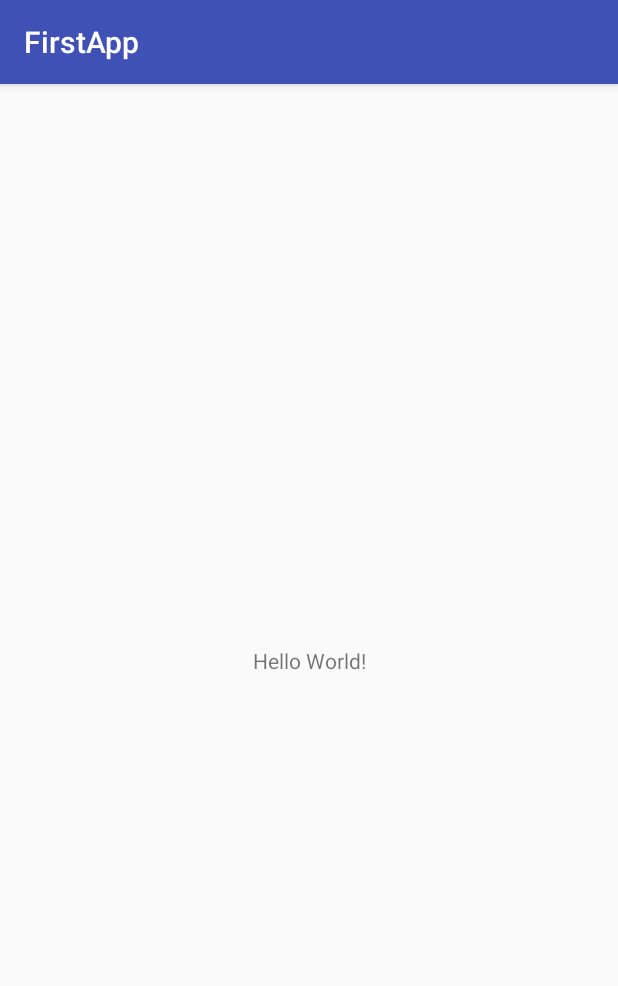
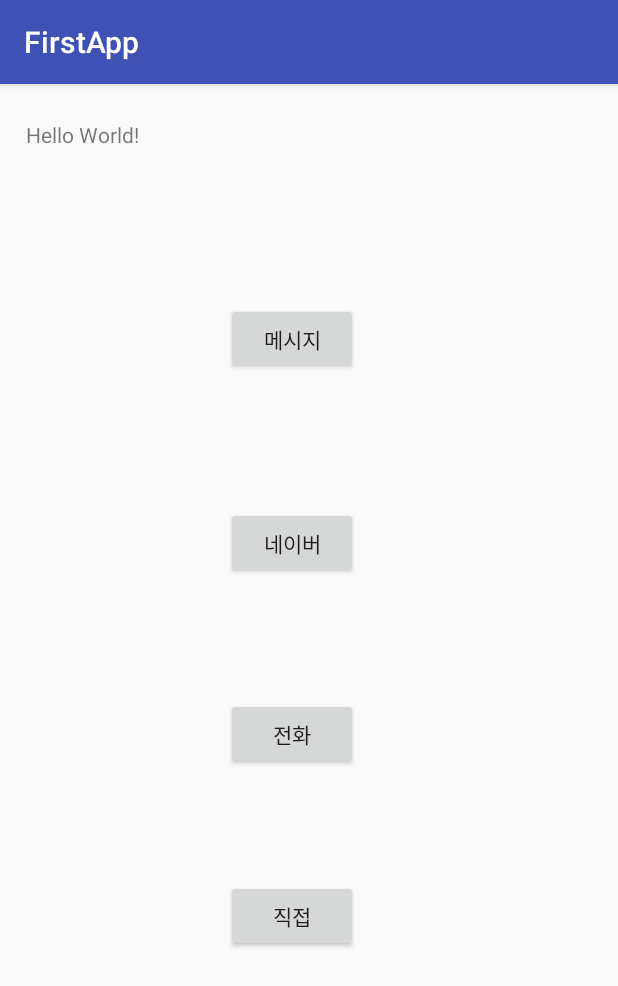
Before and after one commit to korea-study/android_20170301, an Android app: the screen it shows after launch (MainActivity), on a phone screen of 412 x 824 dp. Shown: the top 986 px of the screen. Run offline under Robolectric (Android 15) with nearby library versions, the phone set to English and light mode, and no system bars.

Commit message:
첫번째과제

```diff
--- a/FirstApp/app/src/main/AndroidManifest.xml
+++ b/FirstApp/app/src/main/AndroidManifest.xml
@@ -16,6 +16,7 @@
                 <category android:name="android.intent.category.LAUNCHER" />
             </intent-filter>
         </activity>
+        <activity android:name=".MenuActivity"></activity>
     </application>
 
 </manifest>
--- a/FirstApp/app/src/main/res/layout/activity_main.xml
+++ b/FirstApp/app/src/main/res/layout/activity_main.xml
@@ -13,6 +13,76 @@
         app:layout_constraintBottom_toBottomOf="parent"
         app:layout_constraintLeft_toLeftOf="parent"
         app:layout_constraintRight_toRightOf="parent"
-        app:layout_constraintTop_toTopOf="parent" />
+        app:layout_constraintTop_toTopOf="parent"
+        app:layout_constraintHorizontal_bias="0.051"
+        app:layout_constraintVertical_bias="0.032" />
+
+    <Button
+        android:id="@+id/button1"
+        android:layout_width="wrap_content"
+        android:layout_height="wrap_content"
+        android:layout_marginBottom="8dp"
+        android:layout_marginLeft="8dp"
+        android:layout_marginRight="8dp"
+        android:layout_marginTop="8dp"
+        android:onClick="onButton1Clicked"
+        android:text="메시지"
+        app:layout_constraintBottom_toBottomOf="parent"
+        app:layout_constraintHorizontal_bias="0.464"
+        app:layout_constraintLeft_toLeftOf="parent"
+        app:layout_constraintRight_toRightOf="parent"
+        app:layout_constraintTop_toTopOf="parent"
+        app:layout_constraintVertical_bias="0.196" />
+
+    <Button
+        android:id="@+id/button3"
+        android:layout_width="88dp"
+        android:layout_height="48dp"
+        android:layout_marginBottom="8dp"
+        android:layout_marginLeft="8dp"
+        android:layout_marginRight="8dp"
+        android:layout_marginTop="8dp"
+        android:onClick="onButton2Clicked"
+        android:text="네이버"
+        app:layout_constraintBottom_toBottomOf="parent"
+        app:layout_constraintHorizontal_bias="0.464"
+        app:layout_constraintLeft_toLeftOf="parent"
+        app:layout_constraintRight_toRightOf="parent"
+        app:layout_constraintTop_toTopOf="parent"
+        app:layout_constraintVertical_bias="0.389" />
+
+    <Button
+        android:id="@+id/button4"
+        android:layout_width="wrap_content"
+        android:layout_height="wrap_content"
+        android:layout_marginBottom="8dp"
+        android:layout_marginLeft="8dp"
+        android:layout_marginRight="8dp"
+        android:layout_marginTop="8dp"
+        android:onClick="onButton3Clicked"
+        android:text="전화"
+        app:layout_constraintBottom_toBottomOf="parent"
+        app:layout_constraintHorizontal_bias="0.464"
+        app:layout_constraintLeft_toLeftOf="parent"
+        app:layout_constraintRight_toRightOf="parent"
+        app:layout_constraintTop_toTopOf="parent"
+        app:layout_constraintVertical_bias="0.57" />
+
+    <Button
+        android:id="@+id/button5"
+        android:layout_width="wrap_content"
+        android:layout_height="wrap_content"
+        android:layout_marginBottom="8dp"
+        android:layout_marginLeft="8dp"
+        android:layout_marginRight="8dp"
+        android:layout_marginTop="8dp"
+        android:onClick="onButton4Clicked"
+        android:text="직접"
+        app:layout_constraintBottom_toBottomOf="parent"
+        app:layout_constraintHorizontal_bias="0.464"
+        app:layout_constraintLeft_toLeftOf="parent"
+        app:layout_constraintRight_toRightOf="parent"
+        app:layout_constraintTop_toTopOf="parent"
+        app:layout_constraintVertical_bias="0.742" />
 
 </android.support.constraint.ConstraintLayout>
```
Also changed, not shown: FirstApp/app/src/main/java/com/example/administrator/firstapp/MainActivity.java (+25 -1 lines), FirstApp/app/src/main/java/com/example/administrator/firstapp/MenuActivity.java (added, +21 -0 lines), FirstApp/app/src/main/res/layout/activity_menu.xml (added, +23 -0 lines).
